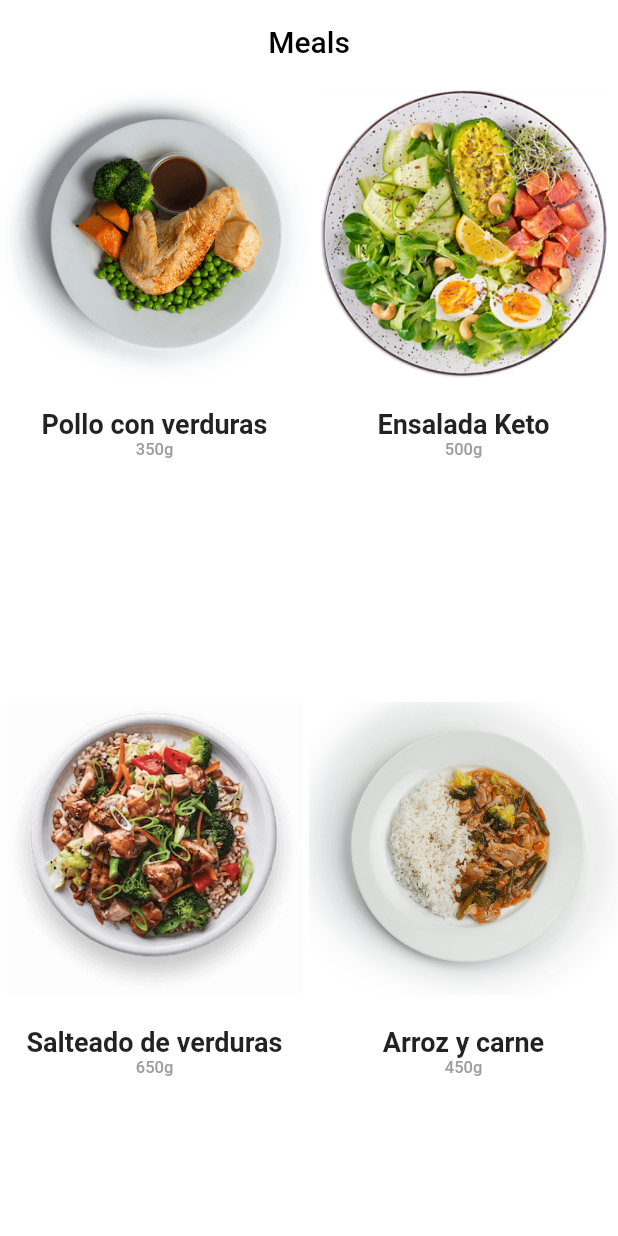
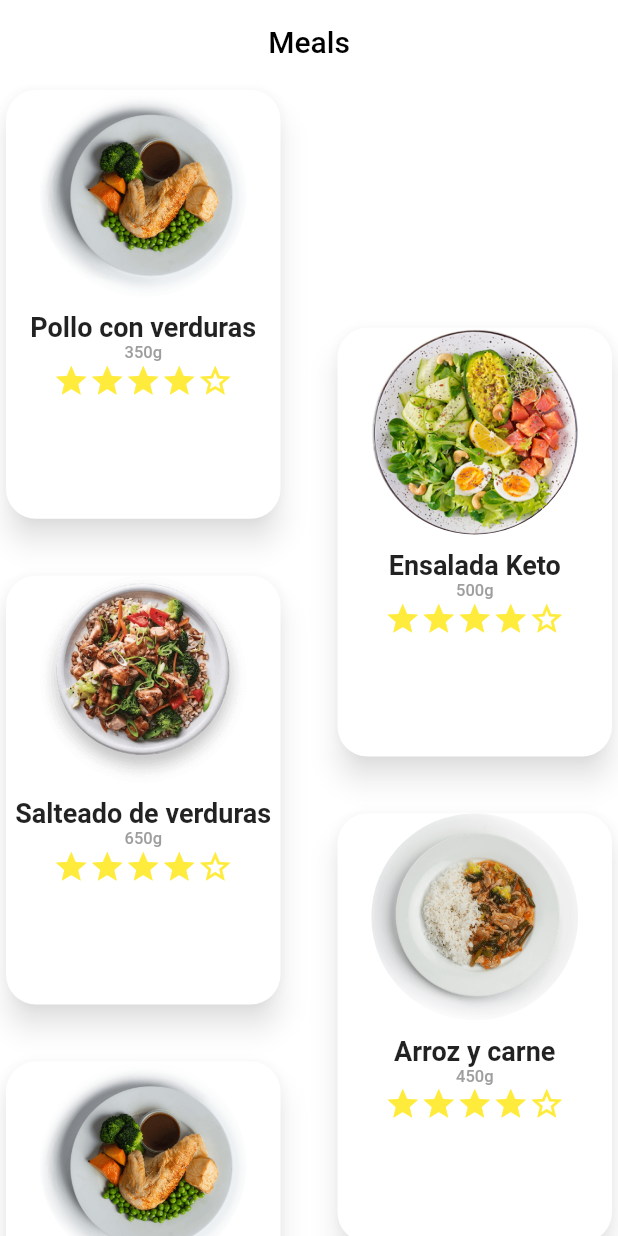
Before and after one commit to thevoidloop/staggered_dual_view, a Flutter app: the screen it shows after launch, on a phone screen of 412 x 824 dp. Run offline on Flutter 3.47's test engine with Material 2 defaults, Android fonts, the phone set to English and light mode, and no system bars.

Commit message:
Se termino el diseño

```diff
--- a/lib/screens/home_screen.dart
+++ b/lib/screens/home_screen.dart
@@ -20,6 +20,8 @@ class HomeScreen extends StatelessWidget {
               centerTitle: true,
             ),
             body: StaggeredDualView(
+                aspectRation: 0.65,
+                spacing: 30,
                 itemBuilder: (context, index) {
                   return MealItem(
                     meal: meals[index],
@@ -35,14 +37,25 @@ class MealItem extends StatelessWidget {
   final Meal meal;
   @override
   Widget build(BuildContext context) {
-    return Column(
+    return Card(
+      shape: RoundedRectangleBorder(borderRadius: BorderRadius.circular(20)),
+      elevation: 8,
+      shadowColor: Colors.black54,
+      child: Column(
         children: [
           Expanded(
+              child: ClipOval(
+            child: AspectRatio(
+              aspectRatio: 1,
               child: Image(
                 image: AssetImage(meal.image),
                 fit: BoxFit.cover,
+              ),
+            ),
           )),
-        const Padding(padding: EdgeInsets.only(top: 20.0)),
+          const SizedBox(
+            height: 10,
+          ),
           Expanded(
               child: Column(
             children: [
@@ -61,9 +74,19 @@ class MealItem extends StatelessWidget {
                     fontSize: 11,
                     color: Colors.grey),
               ),
+              Row(
+                mainAxisAlignment: MainAxisAlignment.center,
+                children: List.generate(
+                    5,
+                    (index) => Icon(
+                          index < 4 ? Icons.star : Icons.star_border,
+                          color: Colors.yellow,
+                        )),
+              )
             ],
           ))
         ],
+      ),
     );
   }
 }
@@ -84,12 +107,31 @@ class StaggeredDualView extends StatelessWidget {
 
   @override
   Widget build(BuildContext context) {
-    return GridView.builder(
+    return LayoutBuilder(builder: (context, constraints) {
+      final width = constraints.maxWidth;
+      final itemHeight = (width * 0.5) / aspectRation;
+      final height = constraints.maxHeight + itemHeight;
+
+      return OverflowBox(
+        maxHeight: height,
+        minHeight: height,
+        maxWidth: width,
+        minWidth: width,
+        child: GridView.builder(
+            padding: EdgeInsets.only(top: itemHeight * 0.5, bottom: itemHeight),
+            itemCount: itemCount,
             gridDelegate: SliverGridDelegateWithFixedCrossAxisCount(
                 crossAxisCount: 2,
                 childAspectRatio: aspectRation,
                 crossAxisSpacing: spacing,
                 mainAxisSpacing: spacing),
-        itemBuilder: itemBuilder);
+            itemBuilder: (context, index) {
+              return Transform.translate(
+                offset: Offset(0.0, index.isOdd ? (itemHeight * 0.5) : 0.0),
+                child: itemBuilder(context, index),
+              );
+            }),
+      );
+    });
   }
 }
```
Lines whose indentation alone changed are shown as unchanged.
